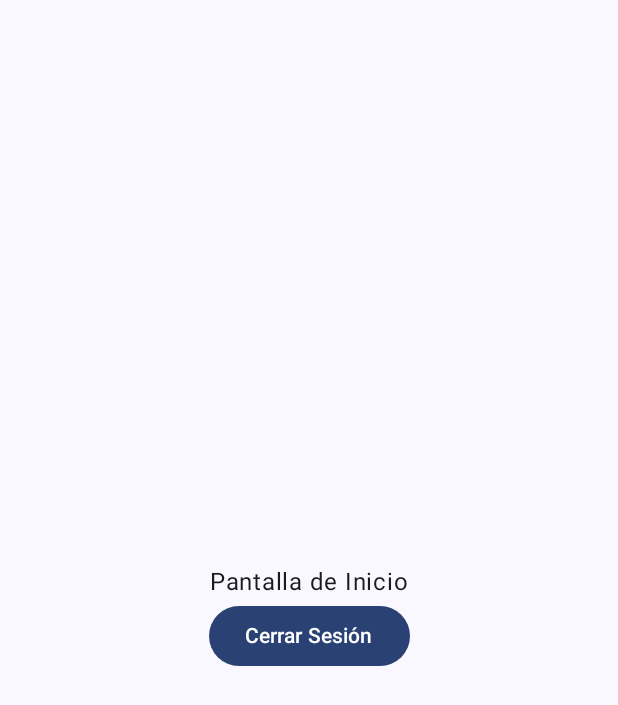
After one commit to shanadyestrada/pizzahutapp, an Android app built with Jetpack Compose: the HomeScreen screen opened through its navigation route, on a phone screen of 412 x 824 dp. The commit adds this screen. Shown: the top 705 px of the screen. Run offline under Robolectric (Android 15) with nearby library versions, the phone set to English and light mode, and no system bars; our stand-ins replace Firebase (no records; nobody signed in at launch, a user with empty details on screens opened directly).

Commit message:
Inicio de Sesión con usuarios en Firebase

```diff
--- a/app/src/main/java/com/example/pizzahutapp/AppNavigation.kt
+++ b/app/src/main/java/com/example/pizzahutapp/AppNavigation.kt
@@ -6,23 +6,33 @@ import androidx.navigation.compose.NavHost
 import androidx.navigation.compose.composable
 import androidx.navigation.compose.rememberNavController
 import com.example.pizzahutapp.screen.AuthScreen
+import com.example.pizzahutapp.screen.HomeScreen
 import com.example.pizzahutapp.screen.LoginScreen
 import com.example.pizzahutapp.screen.SignUpScreen
+import com.google.firebase.Firebase
+import com.google.firebase.auth.auth
 
 @Composable
 fun AppNavigation(modifier: Modifier = Modifier) {
     val navController = rememberNavController()
-    NavHost(navController = navController, startDestination = "auth") {
+    val isLoggedIn = Firebase.auth.currentUser!=null
+    val firstPage = if(isLoggedIn)"home" else "auth"
+
+    NavHost(navController = navController, startDestination = firstPage) {
         composable("auth") {
             AuthScreen(modifier,navController)
         }
 
         composable("login") {
-            LoginScreen(modifier)
+            LoginScreen(modifier,navController)
         }
 
         composable("signup") {
-            SignUpScreen(modifier)
+            SignUpScreen(modifier,navController)
+        }
+
+        composable("home") {
+            HomeScreen(modifier,navController)
         }
     }
 }
--- a/app/src/main/java/com/example/pizzahutapp/screen/model/UserModel.kt
+++ b/app/src/main/java/com/example/pizzahutapp/model/UserModel.kt
@@ -1,4 +1,4 @@
-package com.example.pizzahutapp.screen.model
+package com.example.pizzahutapp.model
 
 data class UserModel(
     val nombre : String,
--- /dev/null
+++ b/app/src/main/java/com/example/pizzahutapp/screen/HomeScreen.kt
@@ -0,0 +1,35 @@
+package com.example.pizzahutapp.screen
+
+import androidx.compose.foundation.layout.Arrangement
+import androidx.compose.foundation.layout.Column
+import androidx.compose.foundation.layout.fillMaxSize
+import androidx.compose.foundation.layout.padding
+import androidx.compose.material3.Button
+import androidx.compose.material3.Text
+import androidx.compose.runtime.Composable
+import androidx.compose.ui.Alignment
+import androidx.compose.ui.Modifier
+import androidx.compose.ui.unit.dp
+import androidx.navigation.NavController
+import com.google.firebase.Firebase
+import com.google.firebase.auth.auth
+
+@Composable
+fun HomeScreen(modifier: Modifier = Modifier, navController: NavController) {
+    Column (modifier = Modifier.fillMaxSize().padding(32.dp),
+        verticalArrangement = Arrangement.Center,
+        horizontalAlignment = Alignment.CenterHorizontally
+    ){
+        Text(text = "Pantalla de Inicio")
+        Button(onClick = {
+            Firebase.auth.signOut()
+            navController.navigate("auth") {
+                popUpTo("home") {
+                    inclusive = true
+                }
+            }
+        }) {
+            Text(text = "Cerrar Sesión")
+        }
+    }
+}
```
Also changed, not shown: app/src/main/java/com/example/pizzahutapp/screen/LoginScreen.kt (+28 -2 lines), app/src/main/java/com/example/pizzahutapp/screen/SignUpScreen.kt (+16 -3 lines), app/src/main/java/com/example/pizzahutapp/viewmodel/AuthViewModel.kt (+10 -3 lines).
